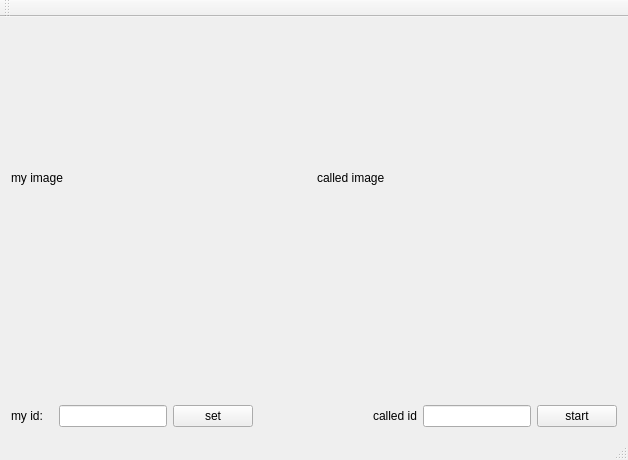
Above: videoTransmission/mainwindow.ui from CastielLiu/robotGui before the change. Below: the same form after it.
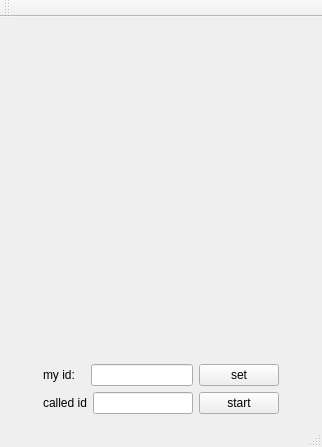
That is the form after the change.

Diff of the .ui file:
```diff
--- a/videoTransmission/mainwindow.ui
+++ b/videoTransmission/mainwindow.ui
@@ -6,19 +6,17 @@
    <rect>
     <x>0</x>
     <y>0</y>
-    <width>623</width>
-    <height>460</height>
+    <width>318</width>
+    <height>447</height>
    </rect>
   </property>
   <property name="windowTitle">
    <string>MainWindow</string>
   </property>
   <widget class="QWidget" name="centralWidget">
-   <layout class="QVBoxLayout" name="verticalLayout">
+   <layout class="QVBoxLayout" name="verticalLayout_2">
     <item>
-     <layout class="QHBoxLayout" name="horizontalLayout_3">
-      <item>
-       <widget class="QLabel" name="label_showImage1">
+     <widget class="QLabel" name="label_showImageMain">
         <property name="minimumSize">
          <size>
           <width>300</width>
@@ -26,24 +24,9 @@
          </size>
         </property>
         <property name="text">
-         <string>my image</string>
-        </property>
-       </widget>
-      </item>
-      <item>
-       <widget class="QLabel" name="label_showImage2">
-        <property name="minimumSize">
-         <size>
-          <width>300</width>
-          <height>300</height>
-         </size>
-        </property>
-        <property name="text">
-         <string>called image</string>
-        </property>
-       </widget>
-      </item>
-     </layout>
+       <string/>
+      </property>
+     </widget>
     </item>
     <item>
      <spacer name="verticalSpacer">
@@ -59,7 +42,22 @@
      </spacer>
     </item>
     <item>
-     <layout class="QHBoxLayout" name="horizontalLayout_4">
+     <layout class="QHBoxLayout" name="horizontalLayout_3">
+      <item>
+       <spacer name="horizontalSpacer_2">
+        <property name="orientation">
+         <enum>Qt::Horizontal</enum>
+        </property>
+        <property name="sizeHint" stdset="0">
+         <size>
+          <width>40</width>
+          <height>20</height>
+         </size>
+        </property>
+       </spacer>
+      </item>
+      <item>
+       <layout class="QVBoxLayout" name="verticalLayout">
       <item>
        <layout class="QHBoxLayout" name="horizontalLayout">
         <item>
@@ -84,19 +82,6 @@
         </item>
        </layout>
       </item>
-      <item>
-       <spacer name="horizontalSpacer">
-        <property name="orientation">
-         <enum>Qt::Horizontal</enum>
-        </property>
-        <property name="sizeHint" stdset="0">
-         <size>
-          <width>40</width>
-          <height>20</height>
-         </size>
-        </property>
-       </spacer>
-      </item>
       <item>
        <layout class="QHBoxLayout" name="horizontalLayout_2">
         <item>
@@ -123,6 +108,21 @@
       </item>
      </layout>
     </item>
+      <item>
+       <spacer name="horizontalSpacer">
+        <property name="orientation">
+         <enum>Qt::Horizontal</enum>
+        </property>
+        <property name="sizeHint" stdset="0">
+         <size>
+          <width>40</width>
+          <height>20</height>
+         </size>
+        </property>
+       </spacer>
+      </item>
+     </layout>
+    </item>
    </layout>
   </widget>
   <widget class="QMenuBar" name="menuBar">
```
Left out of the diff: 2 changed lines with no effect on the pictures. Lines whose indentation alone changed are shown as unchanged.
